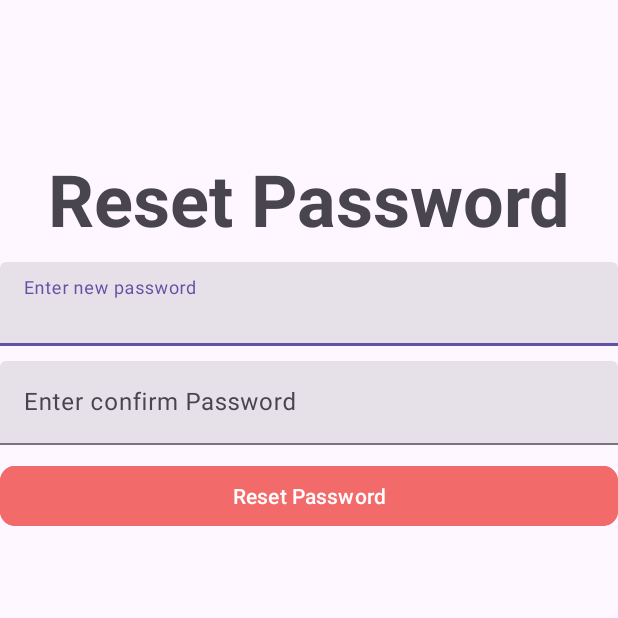
After one commit to soumenmaity3/ListOnGo, an Android app: the ResetActivity screen opened directly, with no data from a screen before it, on a phone screen of 412 x 824 dp, the top half of it. The commit adds this screen. Run offline under Robolectric (Android 15) with nearby library versions, the phone set to English and light mode, and no system bars; network calls fail.

```diff
--- a/app/src/main/AndroidManifest.xml
+++ b/app/src/main/AndroidManifest.xml
@@ -18,6 +18,12 @@
         android:theme="@style/Theme.ListOnGo"
         android:usesCleartextTraffic="true"
         tools:targetApi="31">
+        <activity
+            android:name=".SettingsActivity"
+            android:exported="false" />
+        <activity
+            android:name=".ResetActivity"
+            android:exported="false" />
         <activity
             android:name=".ForgotPassword"
             android:exported="false" />
--- a/app/src/main/java/com/soumen/listongo/ApiService.java
+++ b/app/src/main/java/com/soumen/listongo/ApiService.java
@@ -70,7 +70,14 @@ public interface ApiService {
     );
 
     @GET("user/check-otp")
-    Call<ResponseBody>checkOtp(
-            @Query("email") String email
+    Call<ResponseBody> checkOtp(
+            @Query("email") String email,
+            @Query("otp") String otp
+    );
+
+    @PUT("user/reset-pass")
+    Call<ResponseBody> restPass(
+            @Query("email") String email,
+            @Query("password") String password
     );
 }
--- /dev/null
+++ b/app/src/main/java/com/soumen/listongo/ResetActivity.java
@@ -0,0 +1,69 @@
+package com.soumen.listongo;
+
+import android.content.Intent;
+import android.os.Bundle;
+import android.widget.Toast;
+
+import androidx.activity.EdgeToEdge;
+import androidx.appcompat.app.AppCompatActivity;
+import androidx.core.graphics.Insets;
+import androidx.core.view.ViewCompat;
+import androidx.core.view.WindowInsetsCompat;
+
+import com.google.android.material.button.MaterialButton;
+import com.google.android.material.textfield.TextInputEditText;
+
+import okhttp3.ResponseBody;
+import retrofit2.Call;
+import retrofit2.Callback;
+import retrofit2.Response;
+
+public class ResetActivity extends AppCompatActivity {
+TextInputEditText edtPassword,edtConfPass;
+MaterialButton btnResetDone;
+    @Override
+    protected void onCreate(Bundle savedInstanceState) {
+        super.onCreate(savedInstanceState);
+        EdgeToEdge.enable(this);
+        setContentView(R.layout.activity_reset);
+        ViewCompat.setOnApplyWindowInsetsListener(findViewById(R.id.main), (v, insets) -> {
+            Insets systemBars = insets.getInsets(WindowInsetsCompat.Type.systemBars());
+            v.setPadding(systemBars.left, systemBars.top, systemBars.right, systemBars.bottom);
+            return insets;
+        });
+        edtConfPass=findViewById(R.id.edtConfPass);
+        edtPassword=findViewById(R.id.edtPassword);
+        btnResetDone=findViewById(R.id.resetDone);
+
+        String email=getIntent().getStringExtra("email");
+
+        btnResetDone.setOnClickListener(v->{
+            String password=edtPassword.getText().toString();
+            if (password != null&&!password.isEmpty()) {
+                updatePass(email,password);
+            }
+            else {
+                Toast.makeText(this, "Password"+password, Toast.LENGTH_SHORT).show();
+            }
+        });
+
+    }
+
+    public void updatePass(String email,String password){
+        ApiService apiService=ApiClient.getInstance().create(ApiService.class);
+        Call<ResponseBody> updatePass=apiService.restPass(email,password);
+        updatePass.enqueue(new Callback<ResponseBody>() {
+            @Override
+            public void onResponse(Call<ResponseBody> call, Response<ResponseBody> response) {
+                Intent intent=new Intent(ResetActivity.this, SignInActivity.class);
+                intent.addFlags(Intent.FLAG_ACTIVITY_CLEAR_TASK);
+                startActivity(intent);
+            }
+
+            @Override
+            public void onFailure(Call<ResponseBody> call, Throwable throwable) {
+                Toast.makeText(ResetActivity.this, "Have an error.", Toast.LENGTH_SHORT).show();
+            }
+        });
+    }
+}
--- /dev/null
+++ b/app/src/main/res/layout/activity_reset.xml
@@ -0,0 +1,61 @@
+<?xml version="1.0" encoding="utf-8"?>
+<RelativeLayout xmlns:android="http://schemas.android.com/apk/res/android"
+    xmlns:app="http://schemas.android.com/apk/res-auto"
+    xmlns:tools="http://schemas.android.com/tools"
+    android:id="@+id/main"
+    android:layout_width="match_parent"
+    android:layout_height="match_parent"
+    android:padding="20dp"
+    tools:context=".ResetActivity">
+
+    <TextView
+        android:id="@+id/resetPassword"
+        android:layout_width="wrap_content"
+        android:layout_height="wrap_content"
+        android:layout_centerHorizontal="true"
+        android:layout_marginTop="100dp"
+        android:text="Reset Password"
+        android:textSize="48sp"
+        android:textStyle="bold" />
+
+    <com.google.android.material.textfield.TextInputLayout
+        android:id="@+id/layPassword"
+        style="@style/Widget.Material3.TextInputLayout.FilledBox"
+        android:layout_width="match_parent"
+        android:layout_height="wrap_content"
+        android:layout_below="@id/resetPassword"
+        android:layout_marginTop="10dp"
+        android:hint="Enter new password">
+
+        <com.google.android.material.textfield.TextInputEditText
+            android:id="@+id/edtPassword"
+            android:layout_width="match_parent"
+            android:layout_height="wrap_content" />
+    </com.google.android.material.textfield.TextInputLayout>
+
+    <com.google.android.material.textfield.TextInputLayout
+        android:id="@+id/layConfPass"
+        style="@style/Widget.Material3.TextInputLayout.FilledBox"
+        android:layout_width="match_parent"
+        android:layout_height="wrap_content"
+        android:layout_below="@id/layPassword"
+        android:layout_marginTop="10dp"
+        android:hint="Enter confirm Password">
+
+        <com.google.android.material.textfield.TextInputEditText
+            android:id="@+id/edtConfPass"
+            android:layout_width="match_parent"
+            android:layout_height="wrap_content" />
+    </com.google.android.material.textfield.TextInputLayout>
+
+    <com.google.android.material.button.MaterialButton
+        android:id="@+id/resetDone"
+        android:layout_width="match_parent"
+        android:layout_height="wrap_content"
+        android:layout_below="@+id/layConfPass"
+        android:layout_marginTop="10dp"
+        android:backgroundTint="@color/button"
+        android:text="Reset Password"
+        app:cornerRadius="10dp" />
+
+</RelativeLayout>
```
Also changed, not shown: app/src/main/java/com/soumen/listongo/ForgotPassword.java (+111 -3 lines), app/src/main/java/com/soumen/listongo/SettingsActivity.java (added, +24 -0 lines), app/src/main/java/com/soumen/listongo/SignUpActivity.java (+62 -47 lines), app/src/main/res/layout/activity_forgot_password.xml (+3 -4 lines), app/src/main/res/layout/activity_settings.xml (added, +85 -0 lines).
